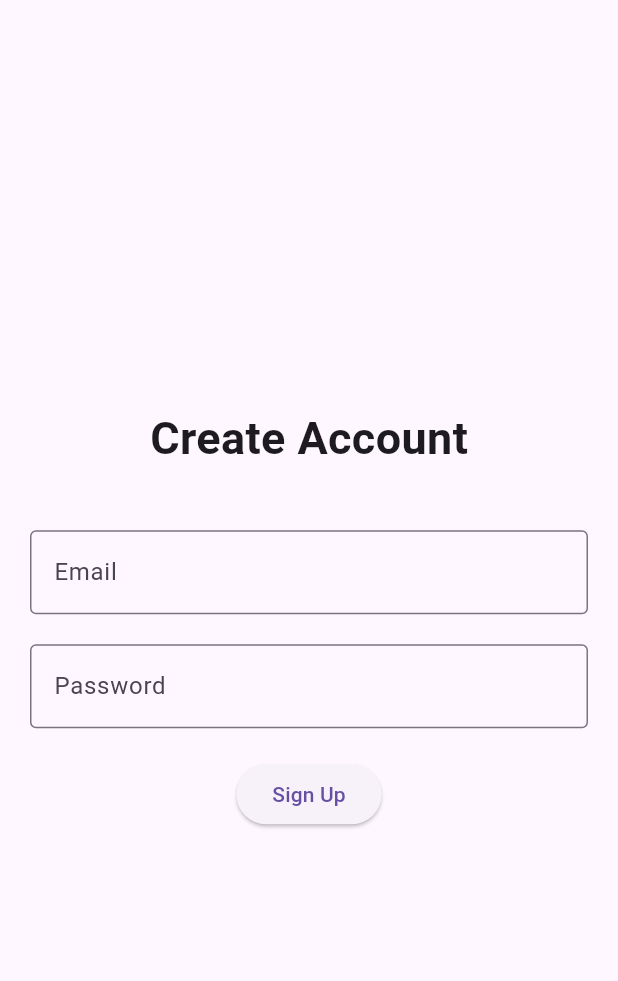
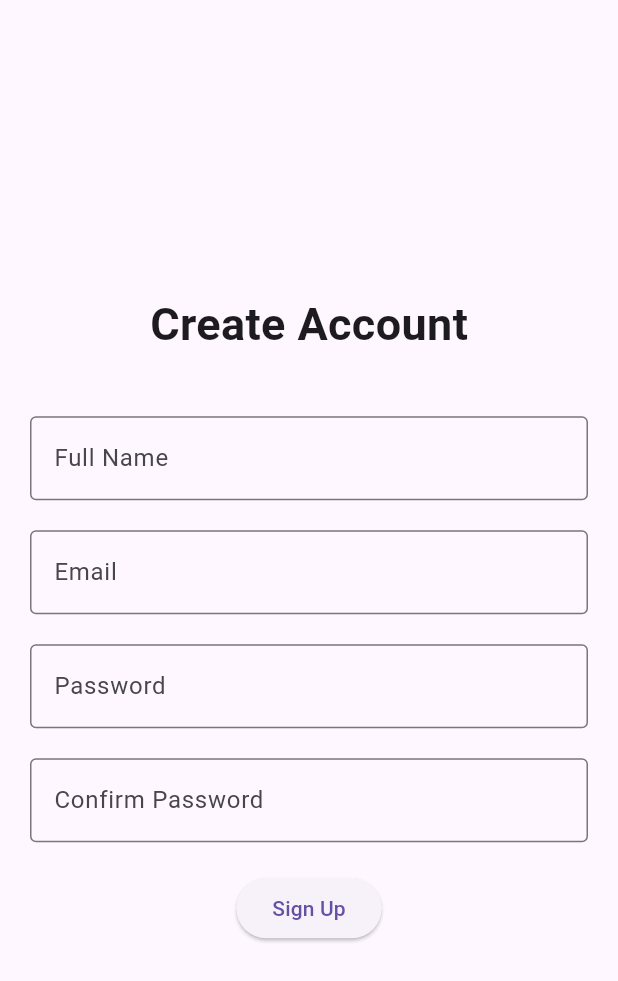
Before and after one commit to SalmanAliAkbar/Quiz_App, a Flutter app: the SignupPage screen opened directly, on a phone screen of 412 x 824 dp. Shown: the top 981 px of the screen. Run offline on Flutter 3.47's test engine with Material 3 defaults, Android fonts, the phone set to English and light mode, and no system bars.

Commit message:
Input Files Are Added Here

```diff
--- a/lib/quiz_page.dart
+++ b/lib/quiz_page.dart
@@ -146,9 +146,9 @@ class _QuizPageState extends State<QuizPage> {
           actions: [
             TextButton(
               onPressed: () {
-                Navigator.pop(context); // Close the dialog
+                Navigator.pop(context);
                 setState(() {
-                  selectedAnswers = List<String?>.filled(10, null); // Reset answers
+                  selectedAnswers = List<String?>.filled(10, null);
                 });
               },
               child: Text('OK'),
--- a/lib/signup_page.dart
+++ b/lib/signup_page.dart
@@ -1,6 +1,12 @@
 import 'package:flutter/material.dart';
 
 class SignupPage extends StatelessWidget {
+  final TextEditingController fullNameController = TextEditingController();
+  final TextEditingController emailController = TextEditingController();
+  final TextEditingController passwordController = TextEditingController();
+  final TextEditingController confirmPasswordController =
+      TextEditingController();
+
   @override
   Widget build(BuildContext context) {
     return Scaffold(
@@ -16,6 +22,15 @@ class SignupPage extends StatelessWidget {
               ),
               SizedBox(height: 40),
               TextField(
+                controller: fullNameController,
+                decoration: InputDecoration(
+                  labelText: 'Full Name',
+                  border: OutlineInputBorder(),
+                ),
+              ),
+              SizedBox(height: 20),
+              TextField(
+                controller: emailController,
                 decoration: InputDecoration(
                   labelText: 'Email',
                   border: OutlineInputBorder(),
@@ -23,6 +38,7 @@ class SignupPage extends StatelessWidget {
               ),
               SizedBox(height: 20),
               TextField(
+                controller: passwordController,
                 decoration: InputDecoration(
                   labelText: 'Password',
                   border: OutlineInputBorder(),
@@ -30,9 +46,29 @@ class SignupPage extends StatelessWidget {
                 obscureText: true,
               ),
               SizedBox(height: 20),
+              TextField(
+                controller: confirmPasswordController,
+                decoration: InputDecoration(
+                  labelText: 'Confirm Password',
+                  border: OutlineInputBorder(),
+                ),
+                obscureText: true,
+              ),
+              SizedBox(height: 20),
               ElevatedButton(
                 onPressed: () {
-                  Navigator.pop(context); // Go back to Login Page
+                  if (passwordController.text ==
+                      confirmPasswordController.text) {
+                    Navigator.pop(context);
+                  } else {
+                    // Show error message if passwords do not match
+                    ScaffoldMessenger.of(context).showSnackBar(
+                      SnackBar(
+                        content: Text('Passwords do not match.'),
+                        backgroundColor: Colors.red,
+                      ),
+                    );
+                  }
                 },
                 child: Text('Sign Up'),
               ),
```
Also changed, not shown: lib/login_page.dart (+11 -1 lines).
